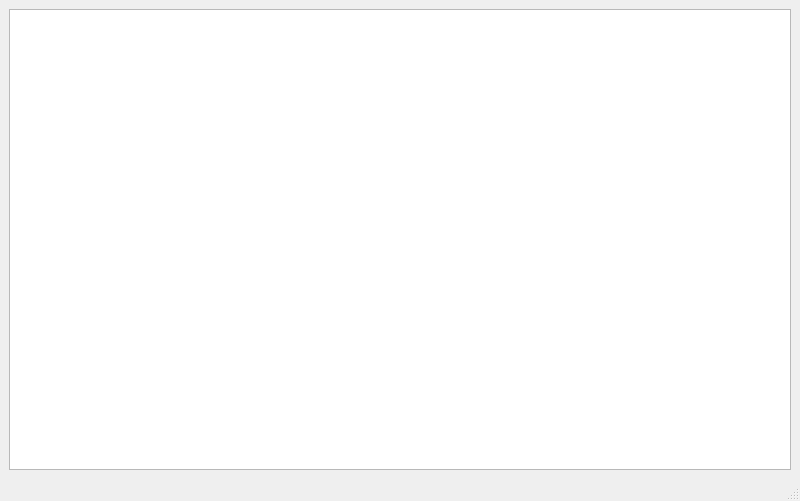
This is views/MainWindow.ui in MarcoCGro/file-downloader as Qt 5 draws it before an edit. The edited form follows.
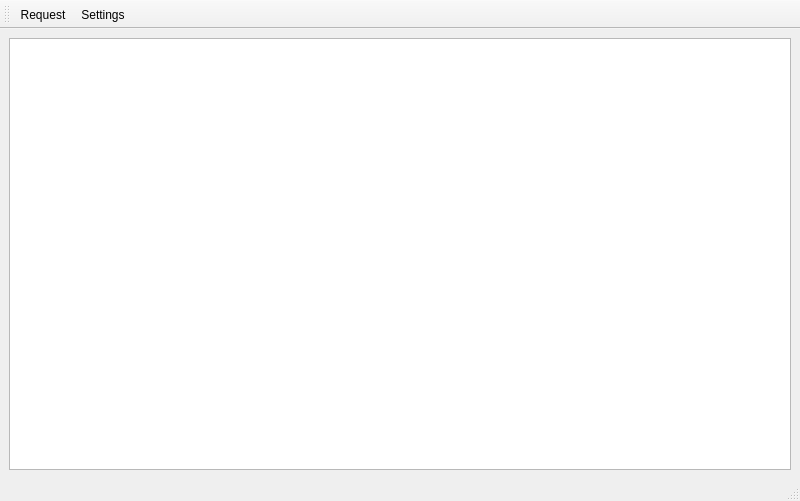
This is the edited form. Icons and pictures are not drawn.

Commit message: [ADD] Settings - Folder validation

```diff
--- a/views/MainWindow.ui
+++ b/views/MainWindow.ui
@@ -31,6 +31,37 @@
    </property>
   </widget>
   <widget class="QStatusBar" name="statusbar"/>
+  <widget class="QToolBar" name="toolBar">
+   <property name="windowTitle">
+    <string>toolBar</string>
+   </property>
+   <attribute name="toolBarArea">
+    <enum>TopToolBarArea</enum>
+   </attribute>
+   <attribute name="toolBarBreak">
+    <bool>false</bool>
+   </attribute>
+   <addaction name="actionRequest"/>
+   <addaction name="actionSettings"/>
+  </widget>
+  <action name="actionRequest">
+   <property name="icon">
+    <iconset resource="../resources.qrc">
+     <normaloff>:/icons/request_icon.png</normaloff>:/icons/request_icon.png</iconset>
+   </property>
+   <property name="text">
+    <string>Request</string>
+   </property>
+  </action>
+  <action name="actionSettings">
+   <property name="icon">
+    <iconset resource="../resources.qrc">
+     <normaloff>:/icons/settings_icon.png</normaloff>:/icons/settings_icon.png</iconset>
+   </property>
+   <property name="text">
+    <string>Settings</string>
+   </property>
+  </action>
  </widget>
  <resources/>
  <connections/>
```
Left out of the diff: 14 changed lines with no effect on the pictures. The commit also changes 11 other files.
